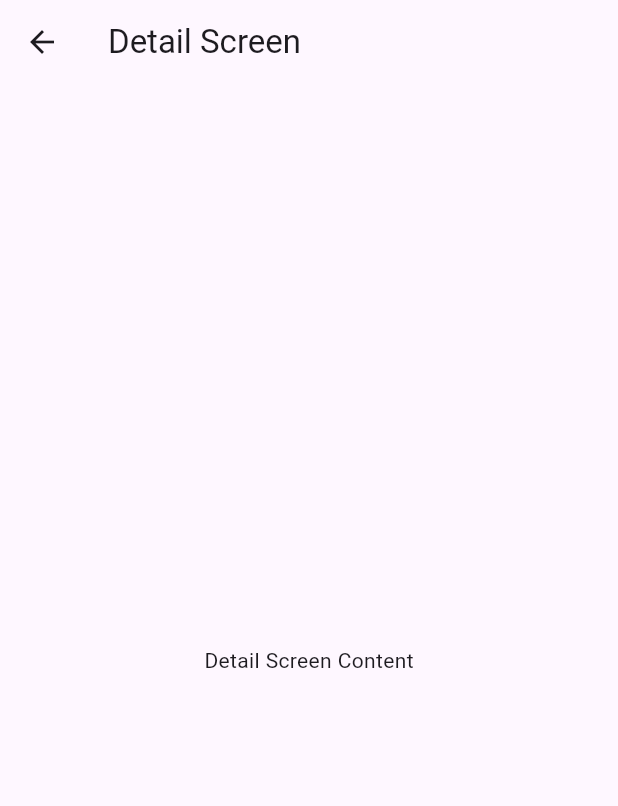
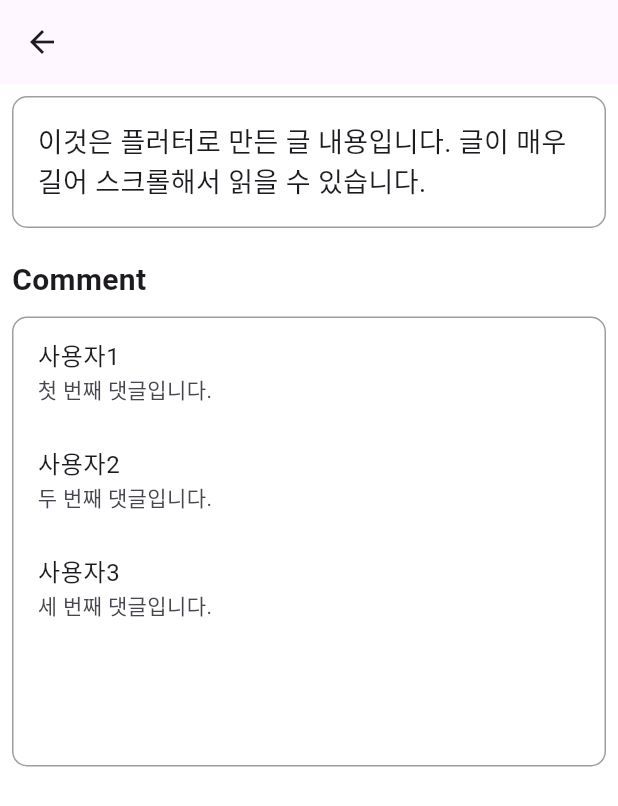
Before and after one commit to donghee9948/flutter_boardUI, a Flutter app: the DetailScreen screen opened directly, on a phone screen of 412 x 824 dp. Shown: the top 806 px of the screen. Run offline on Flutter 3.47's test engine with Material 3 defaults, Android fonts, the phone set to English and light mode, and no system bars; our stand-ins replace flutter_svg; network calls fail.

Commit message:
detail.dart edit

```diff
--- a/lib/detail.dart
+++ b/lib/detail.dart
@@ -1,14 +1,74 @@
 import 'package:flutter/material.dart';
+
 
 class DetailScreen extends StatelessWidget {
   @override
   Widget build(BuildContext context) {
     return Scaffold(
       appBar: AppBar(
-        title: Text('Detail Screen'),
       ),
-      body: Center(
-        child: Text('Detail Screen Content'),
+      backgroundColor: Colors.white,
+      body:  SingleChildScrollView(
+
+        child: Padding(
+
+          padding: const EdgeInsets.all(8.0),
+          child: Column(
+            crossAxisAlignment: CrossAxisAlignment.stretch,
+            children: [
+              // 글 내용 컨테이너
+              Container(
+                decoration: BoxDecoration(
+                  border: Border.all(color: Colors.grey,width: 1
+                  ),
+                  borderRadius: BorderRadius.circular(10.0),
+                  color: Colors.white,
+                ),
+                padding: EdgeInsets.all(16.0),
+                child: Text(
+                  // 여기에 글 내용을 적어주세요. 길어질 경우 스크롤 가능합니다.
+                  '이것은 플러터로 만든 글 내용입니다. 글이 매우 길어 스크롤해서 읽을 수 있습니다.',
+                  style: TextStyle(fontSize: 18.0),
+                ),
+              ),
+              SizedBox(height: 20.0), // 공간 추가
+              // Comment 글씨
+              Text(
+                'Comment',
+                style: TextStyle(fontSize: 20.0, fontWeight: FontWeight.bold),
+              ),
+              SizedBox(height: 10.0), // 공간 추가
+              // 댓글 리스트
+              Container(
+                decoration: BoxDecoration(
+                  border: Border.all(color: Colors.grey,width: 1
+                  ),
+                  borderRadius: BorderRadius.circular(10.0),
+                  color: Colors.white, // 하얀색 배경
+                ),
+                height: 300.0, // 댓글이 많을 경우 스크롤 가능하도록 높이 지정
+                child: ListView(
+                  // 댓글 목록 추가
+                  children: [
+                    ListTile(
+                      title: Text('사용자1'),
+                      subtitle: Text('첫 번째 댓글입니다.'),
+                    ),
+                    ListTile(
+                      title: Text('사용자2'),
+                      subtitle: Text('두 번째 댓글입니다.'),
+                    ),
+                    ListTile(
+                      title: Text('사용자3'),
+                      subtitle: Text('세 번째 댓글입니다.'),
+                    ),
+                    // 필요한 만큼 댓글을 추가할 수 있습니다.
+                  ],
+                ),
+              ),
+            ],
+          ),
+        ),
       ),
     );
   }
```
